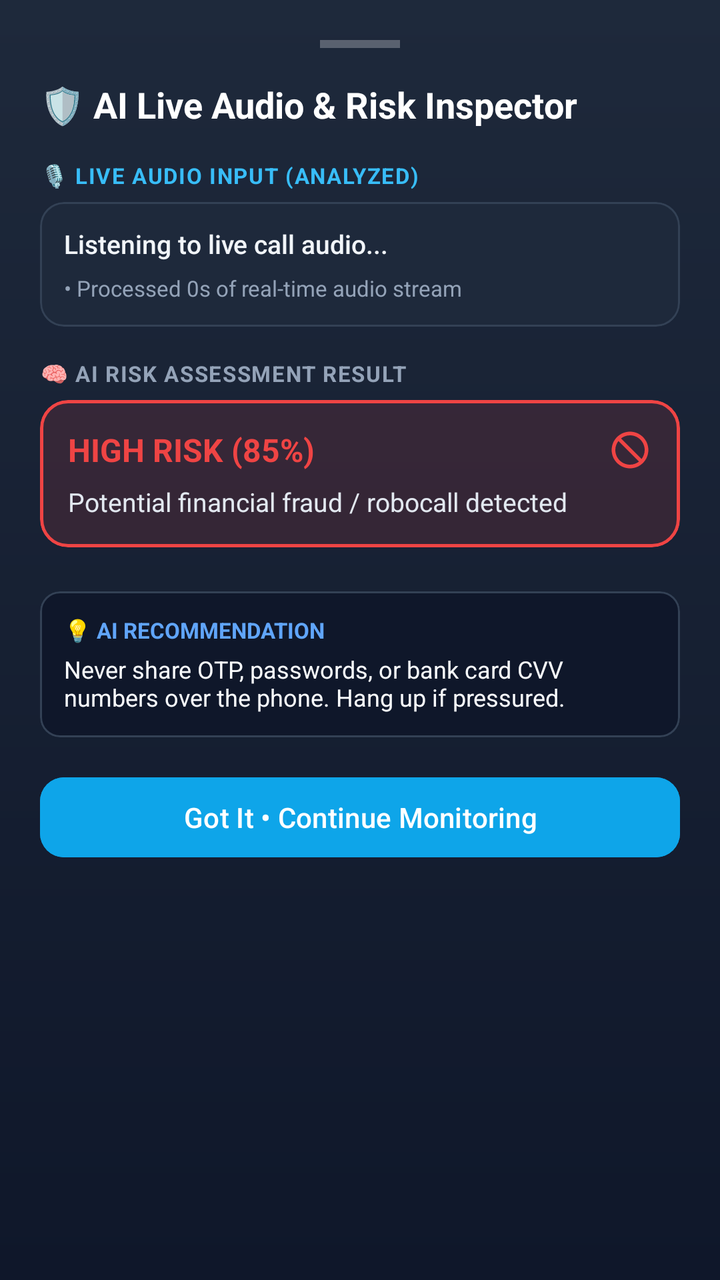
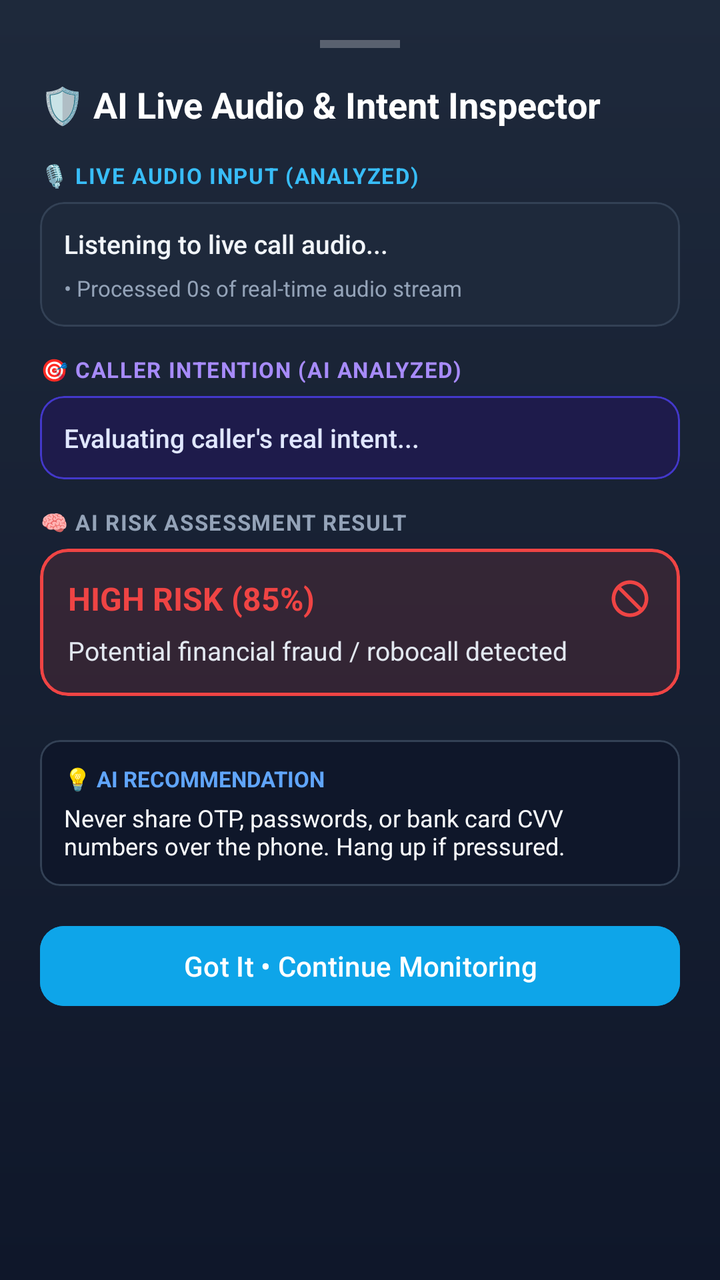

Before-and-after screenshots of an Android layout around one commit, followed by the original layout XML and the change that was made.
<!-- AndroidManifest.xml: application theme Theme.RealConnect -->
<!-- res/layout/dialog_live_risk.xml -->
<?xml version="1.0" encoding="utf-8"?>
<androidx.constraintlayout.widget.ConstraintLayout xmlns:android="http://schemas.android.com/apk/res/android"
    xmlns:app="http://schemas.android.com/apk/res-auto"
    xmlns:tools="http://schemas.android.com/tools"
    android:layout_width="match_parent"
    android:layout_height="wrap_content"
    android:background="@drawable/bg_calling_gradient"
    android:padding="20dp">

    
    <View
        android:id="@+id/risk_grabber"
        android:layout_width="40dp"
        android:layout_height="4dp"
        android:background="#44FFFFFF"
        app:layout_constraintEnd_toEndOf="parent"
        app:layout_constraintStart_toStartOf="parent"
        app:layout_constraintTop_toTopOf="parent" />

    
    <TextView
        android:id="@+id/text_risk_modal_title"
        android:layout_width="wrap_content"
        android:layout_height="wrap_content"
        android:layout_marginTop="16dp"
        android:text="🛡️ AI Live Audio &amp; Risk Inspector"
        android:textColor="@color/white"
        android:textSize="18sp"
        android:textStyle="bold"
        app:layout_constraintStart_toStartOf="parent"
        app:layout_constraintTop_toBottomOf="@id/risk_grabber" />

    
    <TextView
        android:id="@+id/text_input_audio_header"
        android:layout_width="wrap_content"
        android:layout_height="wrap_content"
        android:layout_marginTop="16dp"
        android:letterSpacing="0.05"
        android:text="🎙️ LIVE AUDIO INPUT (ANALYZED)"
        android:textColor="#38BDF8"
        android:textSize="11sp"
        android:textStyle="bold"
        app:layout_constraintStart_toStartOf="parent"
        app:layout_constraintTop_toBottomOf="@id/text_risk_modal_title" />

    <com.google.android.material.card.MaterialCardView
        android:id="@+id/card_input_audio"
        android:layout_width="match_parent"
        android:layout_height="wrap_content"
        android:layout_marginTop="6dp"
        app:cardBackgroundColor="#1E293B"
        app:cardCornerRadius="12dp"
        app:cardElevation="0dp"
        app:strokeColor="#334155"
        app:strokeWidth="1dp"
        app:layout_constraintTop_toBottomOf="@id/text_input_audio_header">

        <LinearLayout
            android:layout_width="match_parent"
            android:layout_height="wrap_content"
            android:orientation="vertical"
            android:padding="12dp">

            <TextView
                android:id="@+id/text_input_audio_content"
                android:layout_width="match_parent"
                android:layout_height="wrap_content"
                android:lineSpacingExtra="3dp"
                android:text="Listening to live call audio..."
                android:textColor="#F1F5F9"
                android:textSize="13sp"
                android:fontFamily="sans-serif-medium" />

            <TextView
                android:id="@+id/text_audio_sampling_info"
                android:layout_width="wrap_content"
                android:layout_height="wrap_content"
                android:layout_marginTop="6dp"
                android:text="• Processed 0s of real-time audio stream"
                android:textColor="#94A3B8"
                android:textSize="11sp" />
        </LinearLayout>
    </com.google.android.material.card.MaterialCardView>

    
    <TextView
        android:id="@+id/text_ai_result_header"
        android:layout_width="wrap_content"
        android:layout_height="wrap_content"
        android:layout_marginTop="16dp"
        android:letterSpacing="0.05"
        android:text="🧠 AI RISK ASSESSMENT RESULT"
        android:textColor="#94A3B8"
        android:textSize="11sp"
        android:textStyle="bold"
        app:layout_constraintStart_toStartOf="parent"
        app:layout_constraintTop_toBottomOf="@id/card_input_audio" />

    <com.google.android.material.card.MaterialCardView
        android:id="@+id/card_risk_score"
        android:layout_width="match_parent"
        android:layout_height="wrap_content"
        android:layout_marginTop="6dp"
        app:cardBackgroundColor="#22EF4444"
        app:cardCornerRadius="14dp"
        app:cardElevation="0dp"
        app:strokeColor="#EF4444"
        app:strokeWidth="1.5dp"
        app:layout_constraintTop_toBottomOf="@id/text_ai_result_header">

        <LinearLayout
            android:layout_width="match_parent"
            android:layout_height="wrap_content"
            android:orientation="vertical"
            android:padding="14dp">

            <LinearLayout
                android:layout_width="match_parent"
                android:layout_height="wrap_content"
                android:gravity="center_vertical"
                android:orientation="horizontal">

                <TextView
                    android:id="@+id/text_risk_level_badge"
                    android:layout_width="wrap_content"
                    android:layout_height="wrap_content"
                    android:text="HIGH RISK (85%)"
                    android:textColor="#EF4444"
                    android:textSize="16sp"
                    android:textStyle="bold" />

                <View
                    android:layout_width="0dp"
                    android:layout_height="1dp"
                    android:layout_weight="1" />

                <ImageView
                    android:id="@+id/icon_risk_status"
                    android:layout_width="22dp"
                    android:layout_height="22dp"
                    android:src="@drawable/ic_block"
                    app:tint="#EF4444" />
            </LinearLayout>

            <TextView
                android:id="@+id/text_risk_summary"
                android:layout_width="wrap_content"
                android:layout_height="wrap_content"
                android:layout_marginTop="6dp"
                android:text="Potential financial fraud / robocall detected"
                android:textColor="#E2E8F0"
                android:textSize="13sp" />
        </LinearLayout>
    </com.google.android.material.card.MaterialCardView>

    
    <LinearLayout
        android:id="@+id/layout_indicators_list"
        android:layout_width="match_parent"
        android:layout_height="wrap_content"
        android:layout_marginTop="10dp"
        android:orientation="vertical"
        app:layout_constraintTop_toBottomOf="@id/card_risk_score" />

    
    <com.google.android.material.card.MaterialCardView
        android:id="@+id/card_recommendation"
        android:layout_width="match_parent"
        android:layout_height="wrap_content"
        android:layout_marginTop="12dp"
        app:cardBackgroundColor="#0F172A"
        app:cardCornerRadius="10dp"
        app:cardElevation="0dp"
        app:strokeColor="#334155"
        app:strokeWidth="1dp"
        app:layout_constraintTop_toBottomOf="@id/layout_indicators_list">

        <LinearLayout
            android:layout_width="match_parent"
            android:layout_height="wrap_content"
            android:orientation="vertical"
            android:padding="12dp">

            <TextView
                android:layout_width="wrap_content"
                android:layout_height="wrap_content"
                android:text="💡 AI RECOMMENDATION"
                android:textColor="#60A5FA"
                android:textSize="11sp"
                android:textStyle="bold" />

            <TextView
                android:id="@+id/text_risk_recommendation"
                android:layout_width="wrap_content"
                android:layout_height="wrap_content"
                android:layout_marginTop="4dp"
                android:text="Never share OTP, passwords, or bank card CVV numbers over the phone. Hang up if pressured."
                android:textColor="#F8FAFC"
                android:textSize="12sp" />
        </LinearLayout>
    </com.google.android.material.card.MaterialCardView>

    
    <com.google.android.material.button.MaterialButton
        android:id="@+id/btn_dismiss_risk_modal"
        android:layout_width="match_parent"
        android:layout_height="48dp"
        android:layout_marginTop="16dp"
        android:backgroundTint="@color/colorPrimary"
        android:text="Got It • Continue Monitoring"
        android:textColor="@color/white"
        app:cornerRadius="12dp"
        app:layout_constraintTop_toBottomOf="@id/card_recommendation" />

</androidx.constraintlayout.widget.ConstraintLayout>
<!-- resources referenced by this layout -->
<resources>
  <color name="colorPrimary">#0EA5E9</color>
  <color name="white">#FFFFFF</color>
  <!-- drawable bg_calling_gradient (drawable) -->
  <?xml version="1.0" encoding="utf-8"?>
  <shape xmlns:android="http://schemas.android.com/apk/res/android"
      android:shape="rectangle">
      <gradient
          android:angle="270"
          android:endColor="#0F172A"
          android:startColor="#1E293B"
          android:type="linear" />
  </shape>
  <!-- drawable ic_block (drawable) -->
  <vector xmlns:android="http://schemas.android.com/apk/res/android"
      android:width="24dp"
      android:height="24dp"
      android:viewportWidth="24"
      android:viewportHeight="24">
    <path
        android:fillColor="#EF4444"
        android:pathData="M12,2C6.48,2 2,6.48 2,12s4.48,10 10,10 10,-4.48 10,-10S17.52,2 12,2zm0,18c-4.42,0 -8,-3.58 -8,-8 0,-1.85 0.63,-3.55 1.69,-4.9L16.9,18.31C15.55,19.37 13.85,20 12,20zm6.31,-3.1L7.1,5.69C8.45,4.63 10.15,4 12,4c4.42,0 8,3.58 8,8 0,1.85 -0.63,3.55 -1.69,4.9z"/>
  </vector>
  <style name="Theme.RealConnect" parent="Base.Theme.RealConnect" />
  <style name="Base.Theme.RealConnect" parent="Theme.Material3.DayNight.NoActionBar">
          
          <item name="colorPrimary">@color/colorPrimary</item>
          <item name="colorPrimaryVariant">@color/colorPrimaryDark</item>
          <item name="colorOnPrimary">@color/white</item>
          
          <item name="colorSecondary">@color/colorAccent</item>
          <item name="colorOnSecondary">@color/black</item>
  
          
          <item name="android:statusBarColor">@color/background</item>
          <item name="android:windowLightStatusBar">true</item>
  
          
          <item name="android:windowBackground">@color/background</item>
          <item name="colorSurface">@color/surface</item>
          <item name="colorOnSurface">@color/onSurface</item>
      </style>
  <color name="colorPrimaryDark">#0284C7</color>
  <color name="colorAccent">#38BDF8</color>
  <color name="black">#000000</color>
  <color name="background">#F8FAFC</color>
  <color name="surface">#FFFFFF</color>
  <color name="onSurface">#0F172A</color>
</resources>

<!-- the commit's change to res/layout/dialog_live_risk.xml (unified diff, before → after) -->
@@ -23,7 +23,7 @@
         android:layout_width="wrap_content"
         android:layout_height="wrap_content"
         android:layout_marginTop="16dp"
-        android:text="🛡️ AI Live Audio &amp; Risk Inspector"
+        android:text="🛡️ AI Live Audio &amp; Intent Inspector"
         android:textColor="@color/white"
         android:textSize="18sp"
         android:textStyle="bold"
@@ -85,17 +85,60 @@
 
     
     <TextView
+        android:id="@+id/text_caller_intent_header"
+        android:layout_width="wrap_content"
+        android:layout_height="wrap_content"
+        android:layout_marginTop="14dp"
+        android:letterSpacing="0.05"
+        android:text="🎯 CALLER INTENTION (AI ANALYZED)"
+        android:textColor="#A78BFA"
+        android:textSize="11sp"
+        android:textStyle="bold"
+        app:layout_constraintStart_toStartOf="parent"
+        app:layout_constraintTop_toBottomOf="@id/card_input_audio" />
+
+    <com.google.android.material.card.MaterialCardView
+        android:id="@+id/card_caller_intent"
+        android:layout_width="match_parent"
+        android:layout_height="wrap_content"
+        android:layout_marginTop="6dp"
+        app:cardBackgroundColor="#1E1B4B"
+        app:cardCornerRadius="12dp"
+        app:cardElevation="0dp"
+        app:strokeColor="#4338CA"
+        app:strokeWidth="1dp"
+        app:layout_constraintTop_toBottomOf="@id/text_caller_intent_header">
+
+        <LinearLayout
+            android:layout_width="match_parent"
+            android:layout_height="wrap_content"
+            android:orientation="vertical"
+            android:padding="12dp">
+
+            <TextView
+                android:id="@+id/text_caller_intent"
+                android:layout_width="match_parent"
+                android:layout_height="wrap_content"
+                android:text="Evaluating caller's real intent..."
+                android:textColor="#E0E7FF"
+                android:textSize="13sp"
+                android:fontFamily="sans-serif-medium" />
+        </LinearLayout>
+    </com.google.android.material.card.MaterialCardView>
+
+    
+    <TextView
         android:id="@+id/text_ai_result_header"
         android:layout_width="wrap_content"
         android:layout_height="wrap_content"
-        android:layout_marginTop="16dp"
+        android:layout_marginTop="14dp"
         android:letterSpacing="0.05"
         android:text="🧠 AI RISK ASSESSMENT RESULT"
         android:textColor="#94A3B8"
         android:textSize="11sp"
         android:textStyle="bold"
         app:layout_constraintStart_toStartOf="parent"
-        app:layout_constraintTop_toBottomOf="@id/card_input_audio" />
+        app:layout_constraintTop_toBottomOf="@id/card_caller_intent" />
 
     <com.google.android.material.card.MaterialCardView
         android:id="@+id/card_risk_score"
